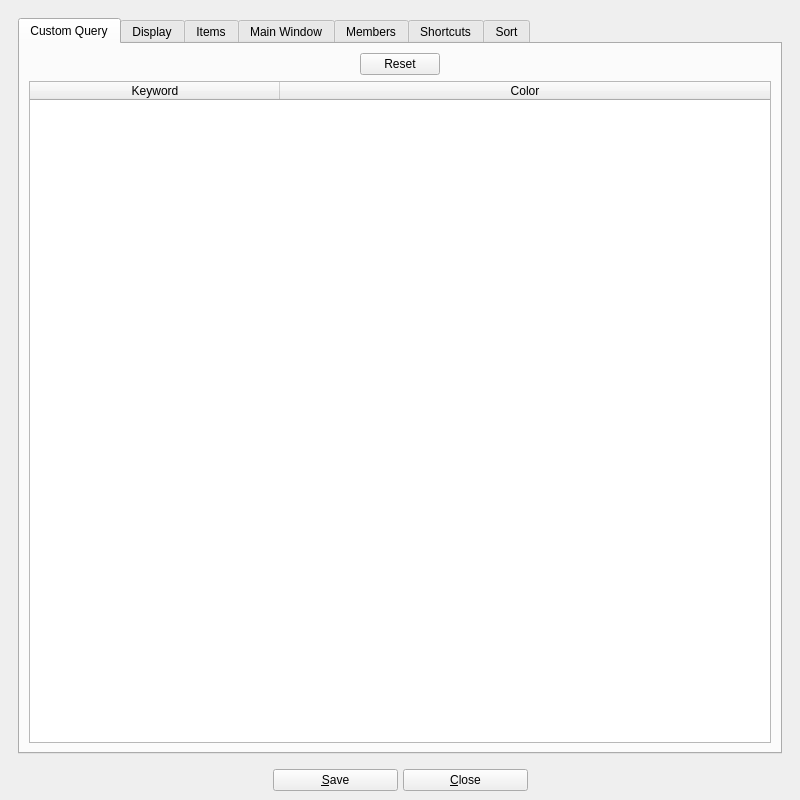
This is UI/biblioteq_otheroptions.ui in textbrowser/biblioteq as Qt 5 draws it before an edit. The edited form follows.
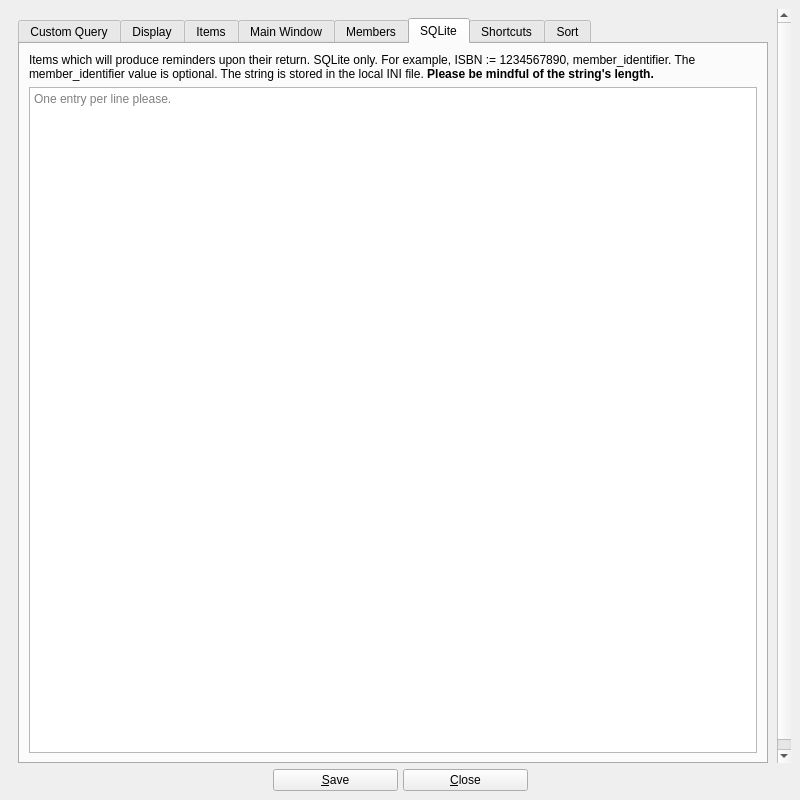
This is the edited form. The open tabs and pages were chosen to show the change. Icons and pictures are not drawn. Custom widgets are drawn as their Qt base class.

The edit to the form file:
```diff
--- a/UI/biblioteq_otheroptions.ui
+++ b/UI/biblioteq_otheroptions.ui
@@ -740,6 +740,30 @@
             </item>
            </layout>
           </widget>
+          <widget class="QWidget" name="page_sqlite">
+           <attribute name="title">
+            <string>SQLite</string>
+           </attribute>
+           <layout class="QVBoxLayout" name="verticalLayout_16">
+            <item>
+             <widget class="QLabel" name="label_17">
+              <property name="text">
+               <string>&lt;html&gt;&lt;head/&gt;&lt;body&gt;&lt;p&gt;Items which will produce reminders upon their return. SQLite only. For example, ISBN := 1234567890, member_identifier. The member_identifier value is optional. The string is stored in the local INI file. &lt;span style=&quot; font-weight:600;&quot;&gt;Please be mindful of the string's length.&lt;/span&gt;&lt;/p&gt;&lt;/body&gt;&lt;/html&gt;</string>
+              </property>
+              <property name="wordWrap">
+               <bool>true</bool>
+              </property>
+             </widget>
+            </item>
+            <item>
+             <widget class="QPlainTextEdit" name="sqlite_reminders">
+              <property name="placeholderText">
+               <string>One entry per line please.</string>
+              </property>
+             </widget>
+            </item>
+           </layout>
+          </widget>
           <widget class="QWidget" name="page_shortcuts">
            <attribute name="title">
             <string>Shortcuts</string>
```
Left out of the diff: 1 changed line with no effect on the pictures.
